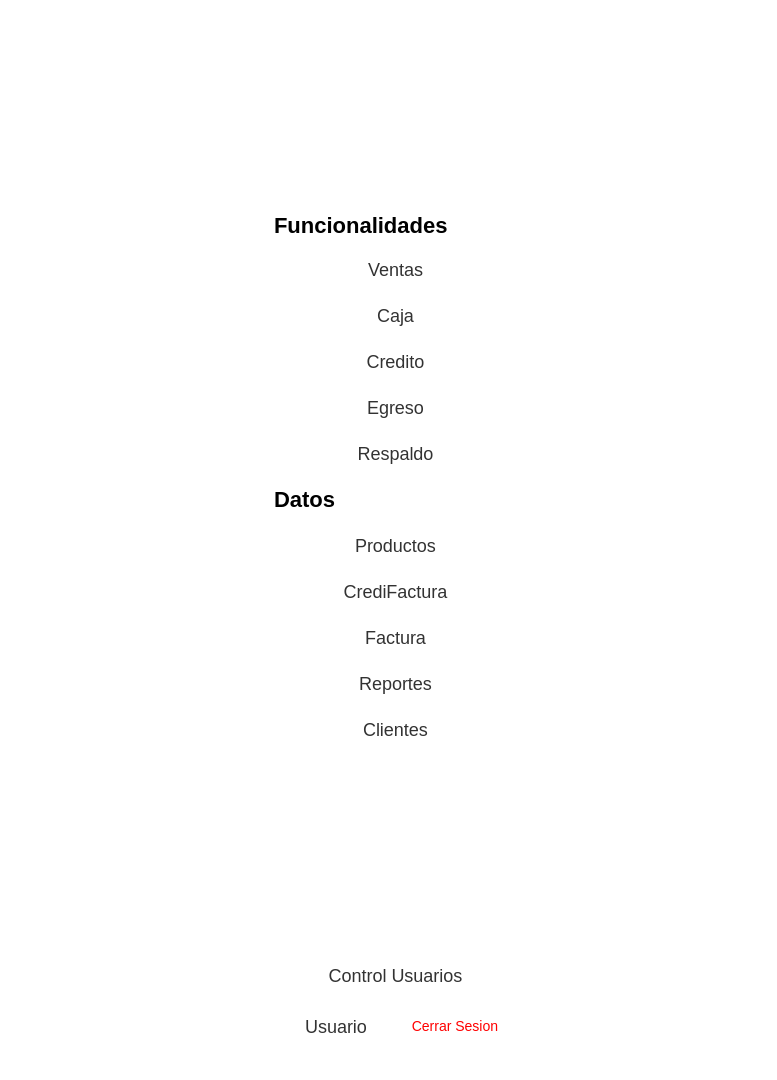
This is app/ui/Navbar.ui in Alg4ret3/SystemLadyNailSpa as Qt 5 draws it before an edit. The edited form follows.
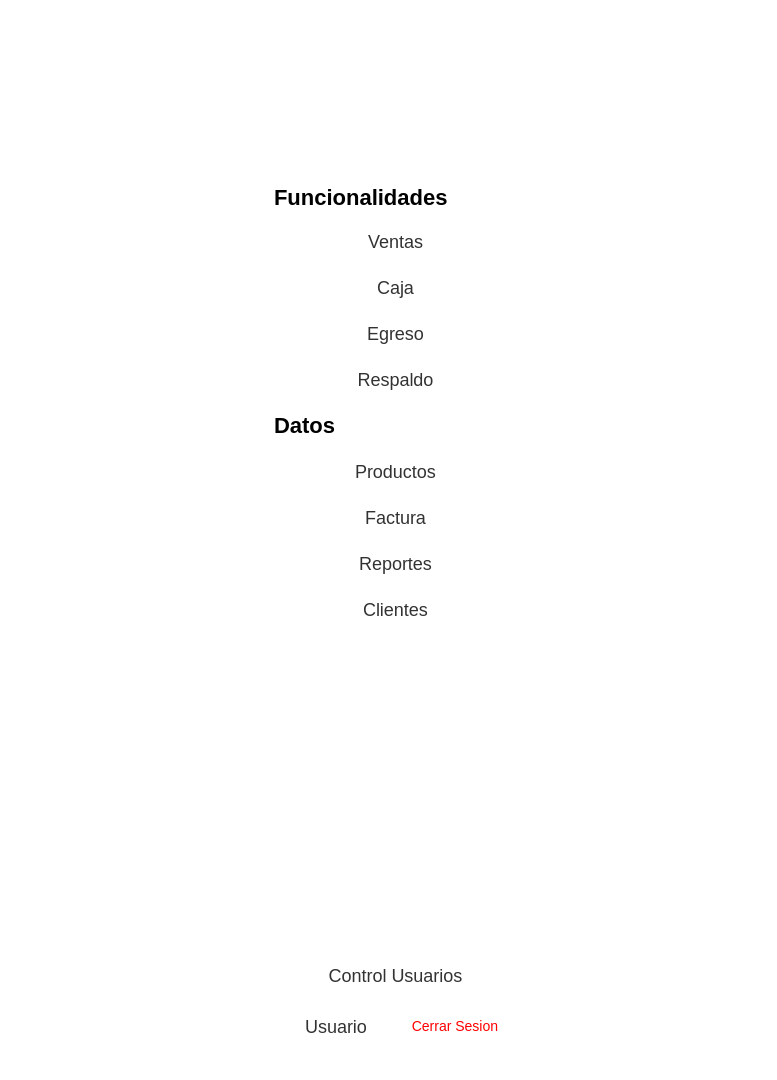
This is the edited form. Icons and pictures are not drawn.

Commit message: fix: Corrected attribute error in Navbar_View and updated UI files

The edit to the form file:
```diff
--- a/app/ui/Navbar.ui
+++ b/app/ui/Navbar.ui
@@ -270,22 +270,6 @@
            </property>
           </widget>
          </item>
-         <item>
-          <spacer name="verticalSpacer_2">
-           <property name="orientation">
-            <enum>Qt::Vertical</enum>
-           </property>
-           <property name="sizeType">
-            <enum>QSizePolicy::Fixed</enum>
-           </property>
-           <property name="sizeHint" stdset="0">
-            <size>
-             <width>20</width>
-             <height>20</height>
-            </size>
-           </property>
-          </spacer>
-         </item>
          <item>
           <widget class="QLabel" name="LabelFuncionalidades">
            <property name="sizePolicy">
@@ -410,41 +394,6 @@
            </property>
           </widget>
          </item>
-         <item>
-          <widget class="QToolButton" name="BtnCredito">
-           <property name="sizePolicy">
-            <sizepolicy hsizetype="Preferred" vsizetype="Fixed">
-             <horstretch>0</horstretch>
-             <verstretch>0</verstretch>
-            </sizepolicy>
-           </property>
-           <property name="maximumSize">
-            <size>
-             <width>16777215</width>
-             <height>40</height>
-            </size>
-           </property>
-           <property name="cursor">
-            <cursorShape>PointingHandCursor</cursorShape>
-           </property>
-           <property name="text">
-            <string>   Credito</string>
-           </property>
-           <property name="icon">
-            <iconset>
-             <normaloff>../../assets/iconos/Credito.png</normaloff>../../assets/iconos/Credito.png</iconset>
-           </property>
-           <property name="iconSize">
-            <size>
-             <width>30</width>
-             <height>30</height>
-            </size>
-           </property>
-           <property name="toolButtonStyle">
-            <enum>Qt::ToolButtonTextBesideIcon</enum>
-           </property>
-          </widget>
-         </item>
          <item>
           <widget class="QToolButton" name="BtnEgreso">
            <property name="sizePolicy">
@@ -582,41 +531,6 @@
            </property>
           </widget>
          </item>
-         <item>
-          <widget class="QToolButton" name="BtnCrediFactura">
-           <property name="sizePolicy">
-            <sizepolicy hsizetype="Preferred" vsizetype="Fixed">
-             <horstretch>0</horstretch>
-             <verstretch>0</verstretch>
-            </sizepolicy>
-           </property>
-           <property name="maximumSize">
-            <size>
-             <width>16777215</width>
-             <height>40</height>
-            </size>
-           </property>
-           <property name="cursor">
-            <cursorShape>PointingHandCursor</cursorShape>
-           </property>
-           <property name="text">
-            <string>   CrediFactura</string>
-           </property>
-           <property name="icon">
-            <iconset>
-             <normaloff>../../assets/iconos/CrediFactura.png</normaloff>../../assets/iconos/CrediFactura.png</iconset>
-           </property>
-           <property name="iconSize">
-            <size>
-             <width>30</width>
-             <height>30</height>
-            </size>
-           </property>
-           <property name="toolButtonStyle">
-            <enum>Qt::ToolButtonTextBesideIcon</enum>
-           </property>
-          </widget>
-         </item>
          <item>
           <widget class="QToolButton" name="BtnFacturas">
            <property name="sizePolicy">
@@ -733,7 +647,7 @@
            <property name="sizeHint" stdset="0">
             <size>
              <width>20</width>
-             <height>200</height>
+             <height>320</height>
             </size>
            </property>
           </spacer>
```
The commit also changes 13 other files.
